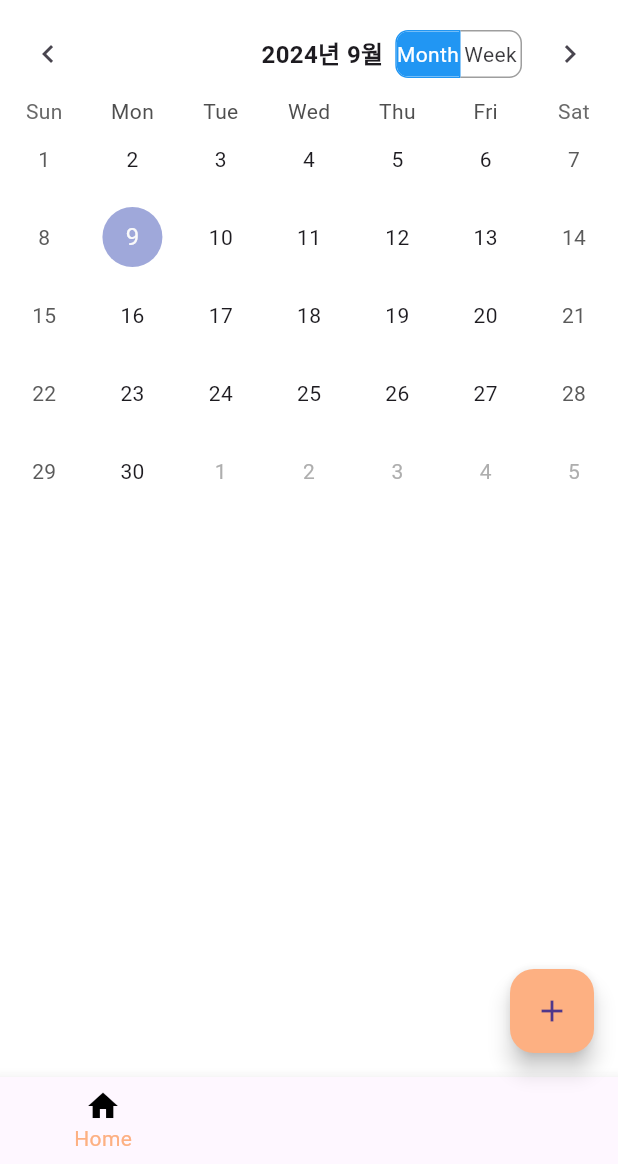
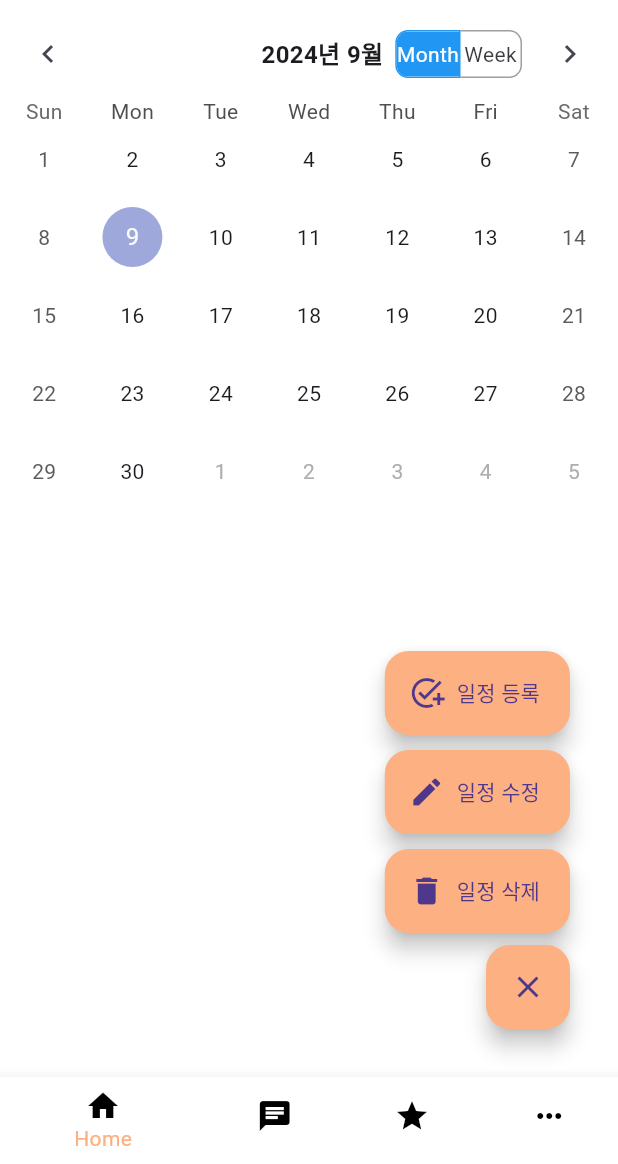
Before and after one commit to Six-Tail/1-4Capstone, a Flutter app: the CalenderScreen screen opened directly, after a tap on the "add" icon, on a phone screen of 412 x 824 dp, the part 72-1236 px from its top. Run offline on Flutter 3.47's test engine with Material 3 defaults, Android fonts, the phone set to English and light mode, and no system bars; drawn by our look-alikes of table_calendar; our stand-ins replace firebase_auth, firebase_core, flutter_svg, get, google_sign_in, hexcolor and 1 more; missing offline and left inert: flutter_naver_login, kakao_flutter_sdk_user, uni_links2; accounts and stored records are empty.

Commit message:
Add Animation Button

```diff
--- a/lib/screen/Calender.Screen.dart
+++ b/lib/screen/Calender.Screen.dart
@@ -1,4 +1,3 @@
-// Calender.Screen.dart
 import 'package:flutter/foundation.dart';
 import 'package:flutter/material.dart';
 import 'package:get/get.dart';
@@ -16,11 +15,14 @@
   _CalenderScreenState createState() => _CalenderScreenState();
 }
 
-class _CalenderScreenState extends State<CalenderScreen> {
+class _CalenderScreenState extends State<CalenderScreen>
+    with SingleTickerProviderStateMixin {
   CalendarFormat _calendarFormat = CalendarFormat.month;
   DateTime _focusedDay = DateTime.now();
   DateTime? _selectedDay;
   final ScrollController _scrollController = ScrollController();
+
+  bool _isExpanded = false;
 
   void _onDaySelected(DateTime selectedDay, DateTime focusedDay) {
     setState(() {
@@ -55,6 +57,12 @@
     });
   }
 
+  void _toggleMenu() {
+    setState(() {
+      _isExpanded = !_isExpanded;
+    });
+  }
+
   @override
   Widget build(BuildContext context) {
     final appBarColor = Colors.orange.withOpacity(0.7); // 연한 주황색 배경
@@ -69,7 +77,6 @@
               color: Theme1Colors.textColor), // 글자 크기 키움
         ),
         centerTitle: true,
-        // 제목을 중앙으로 정렬
         backgroundColor: Theme1Colors.mainColor,
         leading: Padding(
           padding: const EdgeInsets.all(8.0),
@@ -114,33 +121,98 @@
             ),
         ],
       ),
-      floatingActionButton: FloatingActionButton(
-        onPressed: () {},
-        backgroundColor: Theme1Colors.textColor, // AppBar 배경색과 동일하게 설정
-        child: const Icon(Icons.add),
+      floatingActionButton: Stack(
+        children: [
+          // 메뉴 항목들
+          Positioned(
+            bottom: 80,
+            right: 16,
+            child: IgnorePointer(
+              ignoring: !_isExpanded,
+              child: AnimatedOpacity(
+                opacity: _isExpanded ? 1.0 : 0.0,
+                duration: const Duration(milliseconds: 300),
+                child: Column(
+                  crossAxisAlignment: CrossAxisAlignment.end,
+                  children: [
+                    FloatingActionButton.extended(
+                      onPressed: () {
+                        // 일정 등록
+                        if (kDebugMode) {
+                          print('일정 등록');
+                        }
+                      },
+                      label: const Text('일정 등록'),
+                      icon: const Icon(Icons.add_task),
+                      backgroundColor: Theme1Colors.textColor,
+                    ),
+                    const SizedBox(height: 10),
+                    FloatingActionButton.extended(
+                      onPressed: () {
+                        // 일정 수정
+                        if (kDebugMode) {
+                          print('일정 수정');
+                        }
+                      },
+                      label: const Text('일정 수정'),
+                      icon: const Icon(Icons.edit),
+                      backgroundColor: Theme1Colors.textColor,
+                    ),
+                    const SizedBox(height: 10),
+                    FloatingActionButton.extended(
+                      onPressed: () {
+                        // 일정 삭제
+                        if (kDebugMode) {
+                          print('일정 삭제');
+                        }
+                      },
+                      label: const Text('일정 삭제'),
+                      icon: const Icon(Icons.delete),
+                      backgroundColor: Theme1Colors.textColor,
+                    ),
+                  ],
+                ),
+              ),
+            ),
+          ),
+          // 메인 플로팅 버튼
+          Positioned(
+            bottom: 16,
+            right: 16,
+            child: AnimatedRotation(
+              turns: _isExpanded ? 0.25 : 0,
+              duration: const Duration(milliseconds: 300),
+              child: FloatingActionButton(
+                onPressed: _toggleMenu,
+                backgroundColor: Theme1Colors.textColor,
+                child: Icon(_isExpanded ? Icons.close : Icons.add),
+              ),
+            ),
+          ),
+        ],
       ),
       bottomNavigationBar: BottomNavigationBar(
         items: const <BottomNavigationBarItem>[
           BottomNavigationBarItem(
+            backgroundColor: Colors.white,
             icon: Icon(Icons.home, color: Colors.black),
-            label: 'Home'
+            label: 'Home',
           ),
           BottomNavigationBarItem(
-            icon: Icon(Icons.chat),
+            icon: Icon(Icons.chat, color: Colors.black),
             label: 'Chat',
           ),
           BottomNavigationBarItem(
-            icon: Icon(Icons.star),
+            icon: Icon(Icons.star, color: Colors.black),
             label: 'Star',
           ),
           BottomNavigationBarItem(
-            icon: Icon(Icons.more_horiz),
+            icon: Icon(Icons.more_horiz, color: Colors.black),
             label: 'More',
           ),
         ],
         selectedItemColor: Theme1Colors.textColor,
         onTap: (int index) {
-          // 여기에 각 인덱스별로 수행할 작업을 추가하세요.
           switch (index) {
             case 0:
               Get.to(() => const CalenderScreen());
--- a/lib/widgets/App.Icon.dart
+++ b/lib/widgets/App.Icon.dart
@@ -17,7 +17,7 @@
         children: [
           CircleAvatar(
             radius: iconSize,
-            backgroundImage: const AssetImage('assets/images/icon.png'),
+            backgroundImage: const AssetImage('assets/images/BackGroundIcon.png'),
           ),
         ],
       ),
--- a/lib/widgets/AppIcon.small.dart
+++ b/lib/widgets/AppIcon.small.dart
@@ -17,7 +17,7 @@
         children: [
           CircleAvatar(
             radius: iconSize,
-            backgroundImage: const AssetImage('assets/images/icon.png'),
+            backgroundImage: const AssetImage('assets/images/BackGroundIcon.png'),
           ),
         ],
       ),
```
Also changed, not shown: assets/images/BackGroundIcon.png (added).
